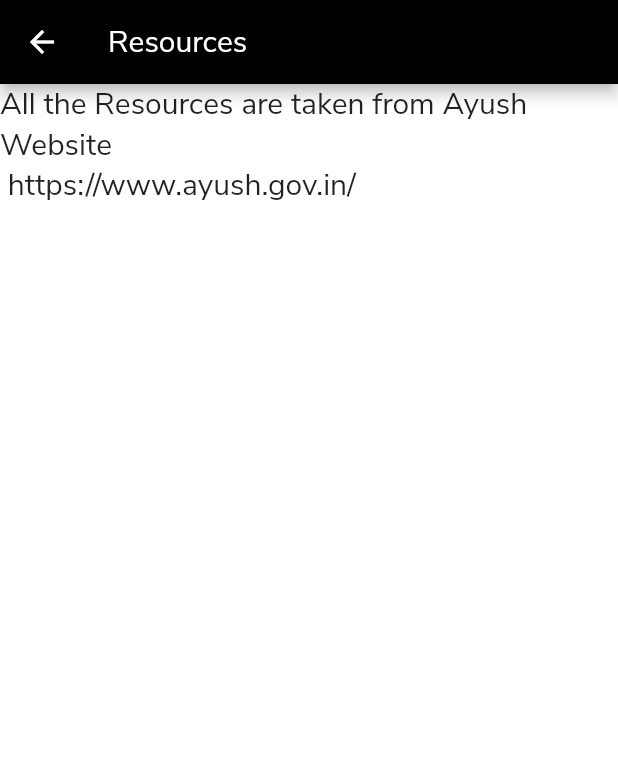
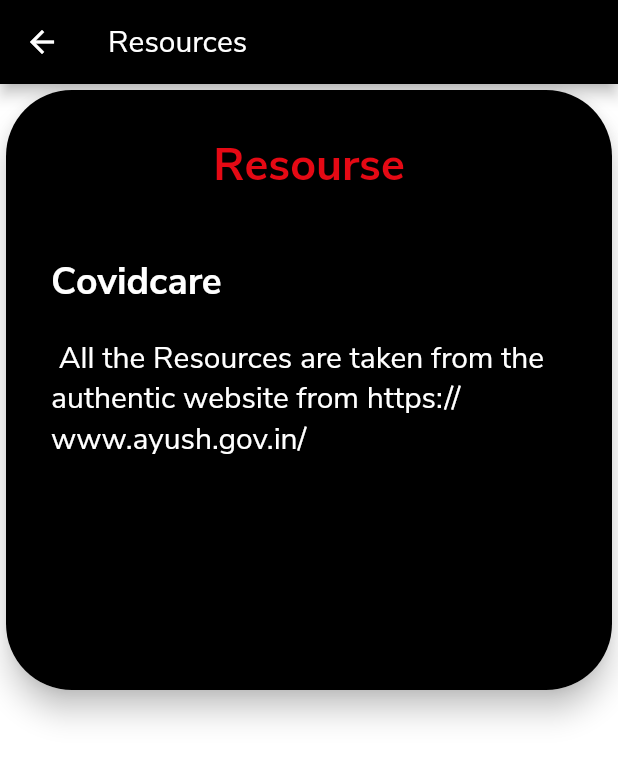
Before and after one commit to iamJana/Covidcare, a Flutter app: the Resourse screen opened directly, on a phone screen of 412 x 824 dp. Shown: the top 761 px of the screen. Run offline on Flutter 3.47's test engine with Material 2 defaults, Android fonts, the phone set to English and light mode, and no system bars.

Commit message:
final done

```diff
--- a/lib/Developedby.dart
+++ b/lib/Developedby.dart
@@ -25,7 +25,7 @@
         borderRadius: BorderRadius.circular(44),
       ),
       child: Container(
-        height: 700,
+        height: 1000,
         //#63FF87
         width: double.maxFinite,
         decoration: BoxDecoration(
--- a/lib/resourse.dart
+++ b/lib/resourse.dart
@@ -13,12 +13,66 @@
             ),
           ),
         ),
-      body: Container(
-        child: Text(
-          'All the Resources are taken from Ayush Website\n https://www.ayush.gov.in/',
-          style: TextStyle(fontFamily: 'Nunito Sans', fontSize: 20.0),
+        body: SingleChildScrollView(child: resoursecoloredCard('Resourse')));
+  }
+}
+
+Widget resoursecoloredCard(tit) => Card(
+    elevation: 8,
+    clipBehavior: Clip.antiAlias,
+    shape: RoundedRectangleBorder(
+      borderRadius: BorderRadius.circular(44),
+    ),
+    child: Container(
+        height: 400,
+        //#63FF87
+        width: double.maxFinite,
+        decoration: BoxDecoration(
+          gradient: LinearGradient(
+            colors: [Colors.black, Colors.black],
+            begin: Alignment.topCenter,
+            end: Alignment.bottomCenter,
           ),
         ),
-    );
-  }
-}
+        padding: EdgeInsets.all(30),
+        child: Column(
+          crossAxisAlignment: CrossAxisAlignment.start,
+          children: [
+            Center(
+              child: Text(
+                tit,
+                style: TextStyle(
+                  fontFamily: 'Nunito Sans',
+                  fontSize: 30,
+                  color: Color(0xffE50914),
+                  fontWeight: FontWeight.bold,
+                ),
+              ),
+            ),
+            SizedBox(height: 40),
+            Text(
+              'Covidcare',
+              style: TextStyle(
+                fontFamily: 'Nunito Sans',
+                fontSize: 25,
+                color: Colors.white,
+                fontWeight: FontWeight.bold,
+              ),
+            ),
+            SizedBox(
+              height: 20,
+            ),
+            Text(
+              ' All the Resources are taken from the authentic website from https://www.ayush.gov.in/',
+              style: TextStyle(
+                fontFamily: 'Nunito Sans',
+                fontSize: 20,
+                color: Colors.white,
+                fontWeight: FontWeight.normal,
+              ),
+            ),
+            SizedBox(
+              height: 40,
+            ),
+          ],
+        )));
```
Also changed, not shown: lib/about.dart (+61 -0 lines). Lines whose indentation alone changed are shown as unchanged.
